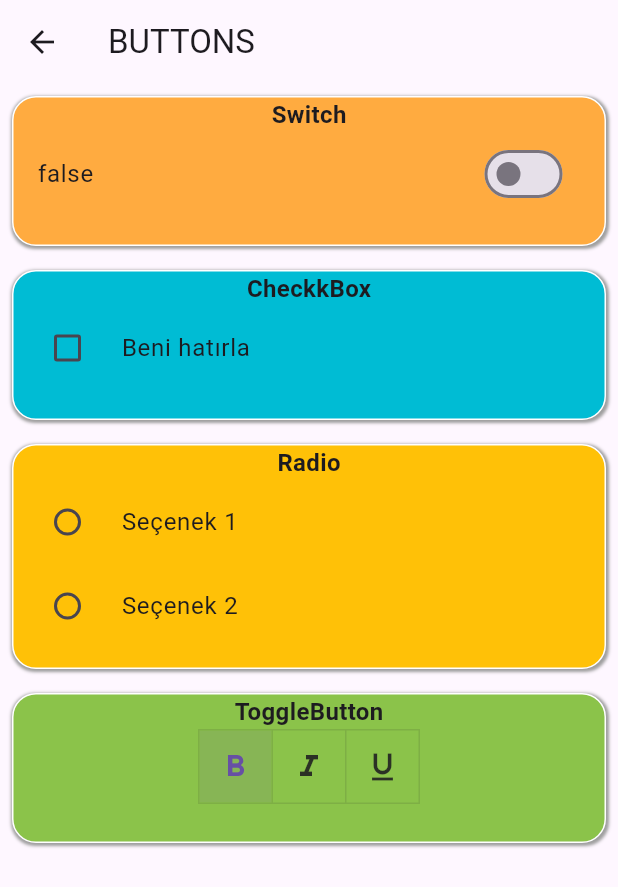
After one commit to ETOTEK-Mobil/erva_odev, a Flutter app: the ButtonsPage screen opened directly, on a phone screen of 412 x 824 dp. The commit adds this screen. Shown: the top 887 px of the screen. Run offline on Flutter 3.47's test engine with Material 3 defaults, Android fonts, the phone set to English and light mode, and no system bars; our stand-ins replace cached_network_image, webview_flutter.

Commit message:
Hafta 2 ödev yüklendi

```diff
--- /dev/null
+++ b/lib/ui/view/hafta_2/buttons_page.dart
@@ -0,0 +1,179 @@
+import 'package:flutter/material.dart';
+import 'package:odev/core/constants/app_sizes.dart';
+
+class ButtonsPage extends StatefulWidget {
+  const ButtonsPage({super.key});
+
+  @override
+  State<ButtonsPage> createState() => _ButtonsPageState();
+}
+
+class _ButtonsPageState extends State<ButtonsPage> {
+  bool switchKontrol = false;
+  bool checkKontrol = false;
+  int radioDeger = 0;
+  var toggleDurumlar = [true, false, false];
+
+  @override
+  Widget build(BuildContext context) {
+    return Scaffold(
+        appBar: AppBar(title: const Text("BUTTONS")),
+        body: Column(crossAxisAlignment: CrossAxisAlignment.start, children: [
+          // Switch Buttonu
+          Padding(
+            padding: const EdgeInsets.all(AppSize.sm),
+            child: Container(
+                width: 500,
+                height: 100,
+                decoration: BoxDecoration(
+                    boxShadow: [
+                      BoxShadow(
+                        color: Colors.grey,
+                        spreadRadius: 1,
+                        blurRadius: 1,
+                        offset: Offset(0.5, 1),
+                      )
+                    ],
+                    border: Border.all(color: Colors.white),
+                    borderRadius: BorderRadius.circular(AppSize.md),
+                    color: Colors.orangeAccent),
+                child: Column(children: [
+                  const Text("Switch",
+                      style: TextStyle(
+                        fontWeight: FontWeight.bold,
+                        fontSize: AppSize.md,
+                      )),
+                  SwitchListTile.adaptive(
+                      title: Text("$switchKontrol"),
+                      controlAffinity: ListTileControlAffinity.platform,
+                      value: switchKontrol,
+                      onChanged: (bool? data) {
+                        setState(() {
+                          switchKontrol = data!;
+                        });
+                      }),
+                ])),
+          ),
+
+          //CheckBox
+          Padding(
+              padding: const EdgeInsets.all(AppSize.sm),
+              child: Container(
+                width: 500,
+                height: 100,
+                decoration: BoxDecoration(
+                    boxShadow: [
+                      BoxShadow(
+                        color: Colors.grey,
+                        spreadRadius: 1,
+                        blurRadius: 1,
+                        offset: Offset(0.5, 1),
+                      )
+                    ],
+                    border: Border.all(color: Colors.white),
+                    borderRadius: BorderRadius.circular(AppSize.md),
+                    color: Colors.cyan),
+                child: Column(children: [
+                  const Text("CheckkBox",
+                      style: TextStyle(
+                        fontWeight: FontWeight.bold,
+                        fontSize: AppSize.md,
+                      )),
+                  CheckboxListTile(
+                      title: const Text("Beni hatırla"),
+                      value: checkKontrol,
+                      controlAffinity: ListTileControlAffinity.leading,
+                      onChanged: (bool? data) {
+                        setState(() {
+                          checkKontrol = data!;
+                        });
+                      }),
+                ]),
+              )),
+
+          // RadioButton
+          Padding(
+              padding: const EdgeInsets.all(AppSize.sm),
+              child: Container(
+                width: 500,
+                height: 150,
+                decoration: BoxDecoration(
+                    boxShadow: [
+                      BoxShadow(
+                        color: Colors.grey,
+                        spreadRadius: 1,
+                        blurRadius: 1,
+                        offset: Offset(0.5, 1),
+                      )
+                    ],
+                    border: Border.all(color: Colors.white),
+                    borderRadius: BorderRadius.circular(AppSize.md),
+                    color: Colors.amber),
+                child: Column(children: [
+                  const Text("Radio",
+                      style: TextStyle(
+                        fontWeight: FontWeight.bold,
+                        fontSize: AppSize.md,
+                      )),
+                  RadioListTile(
+                      title: const Text("Seçenek 1"),
+                      value: 1,
+                      groupValue: radioDeger,
+                      onChanged: (int? data) {
+                        setState(() {
+                          radioDeger = data!;
+                        });
+                      }),
+                  RadioListTile(
+                      title: const Text("Seçenek 2"),
+                      value: 2,
+                      groupValue: radioDeger,
+                      onChanged: (int? data) {
+                        setState(() {
+                          radioDeger = data!;
+                        });
+                      }),
+                ]),
+              )),
+
+          //ToggleButton
+          Padding(
+              padding: const EdgeInsets.all(AppSize.sm),
+              child: Container(
+                  width: 500,
+                  height: 100,
+                  decoration: BoxDecoration(
+                      boxShadow: [
+                        BoxShadow(
+                          color: Colors.grey,
+                          spreadRadius: 1,
+                          blurRadius: 1,
+                          offset: Offset(0.5, 1),
+                        )
+                      ],
+                      border: Border.all(color: Colors.white),
+                      borderRadius: BorderRadius.circular(AppSize.md),
+                      color: Colors.lightGreen),
+                  child: Column(children: [
+                    const Text("ToggleButton",
+                        style: TextStyle(
+                          fontWeight: FontWeight.bold,
+                          fontSize: AppSize.md,
+                        )),
+                    ToggleButtons(
+                        isSelected: toggleDurumlar,
+                        onPressed: (int secilenindeks1) {
+                          setState(() {
+                            toggleDurumlar[secilenindeks1] =
+                                !toggleDurumlar[secilenindeks1];
+                          });
+                        },
+                        children: const [
+                          Icon(Icons.format_bold_outlined),
+                          Icon(Icons.format_italic),
+                          Icon(Icons.format_underlined),
+                        ]),
+                  ]))),
+        ]));
+  }
+}
```
Also changed, not shown: lib/ui/utils/auth_validators.dart (added, +34 -0 lines), lib/ui/view/hafta_2/hafta_2_view.dart (+44 -2 lines), lib/ui/view/hafta_2/images_page.dart (added, +29 -0 lines), lib/ui/view/hafta_2/picker_page.dart (added, +143 -0 lines), lib/ui/view/hafta_2/progress_slider_bar_page.dart (added, +58 -0 lines), lib/ui/view/hafta_2/text_textfield_page.dart (added, +115 -0 lines), lib/ui/view/hafta_2/webview_page.dart (added, +32 -0 lines), lib/ui/widgets/buttons/common_button.dart (added, +26 -0 lines).
